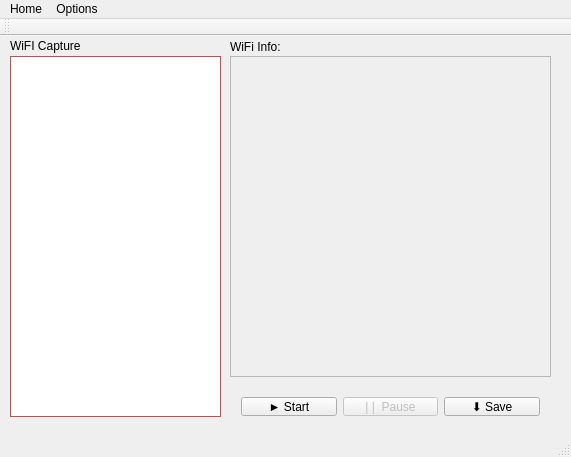
Karlos123/ITU, file wifidet/mainwindow.ui: the form before one commit.
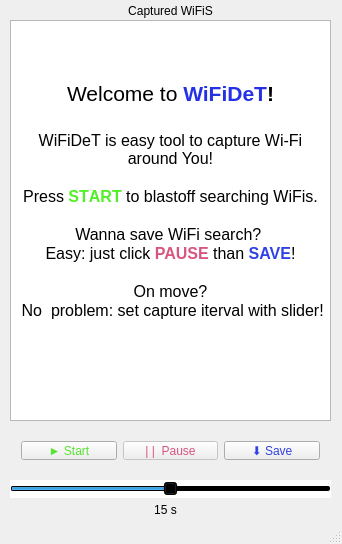
The form after the commit.

Commit message: Přepracované gui, zakomponována funkcionalita. TODO: save inforamci

Diff of the .ui file:
```diff
--- a/wifidet/mainwindow.ui
+++ b/wifidet/mainwindow.ui
@@ -9,10 +9,16 @@
    <rect>
     <x>0</x>
     <y>0</y>
-    <width>571</width>
-    <height>457</height>
+    <width>342</width>
+    <height>544</height>
    </rect>
   </property>
+  <property name="sizePolicy">
+   <sizepolicy hsizetype="Fixed" vsizetype="Fixed">
+    <horstretch>0</horstretch>
+    <verstretch>0</verstretch>
+   </sizepolicy>
+  </property>
   <property name="windowTitle">
    <string>WiFiDeT</string>
   </property>
@@ -20,8 +26,8 @@
    <widget class="QWidget" name="horizontalLayoutWidget">
     <property name="geometry">
      <rect>
-      <x>230</x>
-      <y>350</y>
+      <x>10</x>
+      <y>430</y>
       <width>321</width>
       <height>41</height>
      </rect>
@@ -29,6 +35,11 @@
     <layout class="QHBoxLayout" name="horizontalLayout">
      <item>
       <widget class="QPushButton" name="btnStart">
+       <property name="styleSheet">
+        <string notr="true">#btnStart {
+    color: #57E430;
+}</string>
+       </property>
        <property name="text">
         <string>► Start</string>
        </property>
@@ -39,6 +50,11 @@
        <property name="enabled">
         <bool>false</bool>
        </property>
+       <property name="styleSheet">
+        <string notr="true">#btnPause{
+    color: #D75680;
+}</string>
+       </property>
        <property name="text">
         <string>| |  Pause</string>
        </property>
@@ -46,6 +62,11 @@
      </item>
      <item>
       <widget class="QPushButton" name="btnSave">
+       <property name="styleSheet">
+        <string notr="true">#btnSave{
+    color: #3142E5;
+}</string>
+       </property>
        <property name="text">
         <string>⬇ Save</string>
        </property>
@@ -55,508 +76,136 @@
    </widget>
    <widget class="QTextBrowser" name="textBrowser">
     <property name="enabled">
-     <bool>false</bool>
+     <bool>true</bool>
     </property>
     <property name="geometry">
      <rect>
-      <x>230</x>
+      <x>10</x>
       <y>20</y>
       <width>321</width>
-      <height>321</height>
+      <height>401</height>
      </rect>
     </property>
     <property name="toolTipDuration">
      <number>-1</number>
     </property>
+    <property name="frameShadow">
+     <enum>QFrame::Plain</enum>
+    </property>
     <property name="lineWidth">
      <number>1</number>
     </property>
+    <property name="readOnly">
+     <bool>true</bool>
+    </property>
+    <property name="html">
+     <string>&lt;!DOCTYPE HTML PUBLIC &quot;-//W3C//DTD HTML 4.0//EN&quot; &quot;http://www.w3.org/TR/REC-html40/strict.dtd&quot;&gt;
+&lt;html&gt;&lt;head&gt;&lt;meta name=&quot;qrichtext&quot; content=&quot;1&quot; /&gt;&lt;style type=&quot;text/css&quot;&gt;
+p, li { white-space: pre-wrap; }
+&lt;/style&gt;&lt;/head&gt;&lt;body style=&quot; font-family:'Cantarell'; font-size:11pt; font-weight:400; font-style:normal;&quot;&gt;
+&lt;p align=&quot;center&quot; style=&quot;-qt-paragraph-type:empty; margin-top:0px; margin-bottom:0px; margin-left:0px; margin-right:0px; -qt-block-indent:0; text-indent:0px;&quot;&gt;&lt;br /&gt;&lt;/p&gt;
+&lt;p align=&quot;center&quot; style=&quot;-qt-paragraph-type:empty; margin-top:0px; margin-bottom:0px; margin-left:0px; margin-right:0px; -qt-block-indent:0; text-indent:0px; font-size:12pt;&quot;&gt;&lt;br /&gt;&lt;/p&gt;
+&lt;p align=&quot;center&quot; style=&quot;-qt-paragraph-type:empty; margin-top:0px; margin-bottom:0px; margin-left:0px; margin-right:0px; -qt-block-indent:0; text-indent:0px; font-size:12pt;&quot;&gt;&lt;br /&gt;&lt;/p&gt;
+&lt;p align=&quot;center&quot; style=&quot; margin-top:0px; margin-bottom:0px; margin-left:0px; margin-right:0px; -qt-block-indent:0; text-indent:0px;&quot;&gt;&lt;span style=&quot; font-size:16pt;&quot;&gt;Welcome to &lt;/span&gt;&lt;span style=&quot; font-size:16pt; font-weight:600; color:#2531e4;&quot;&gt;WiFiDeT&lt;/span&gt;&lt;span style=&quot; font-size:16pt; font-weight:600;&quot;&gt;!&lt;/span&gt;&lt;/p&gt;
+&lt;p align=&quot;center&quot; style=&quot;-qt-paragraph-type:empty; margin-top:0px; margin-bottom:0px; margin-left:0px; margin-right:0px; -qt-block-indent:0; text-indent:0px; font-size:16pt; font-weight:600;&quot;&gt;&lt;br /&gt;&lt;/p&gt;
+&lt;p align=&quot;center&quot; style=&quot; margin-top:0px; margin-bottom:0px; margin-left:0px; margin-right:0px; -qt-block-indent:0; text-indent:0px;&quot;&gt;&lt;span style=&quot; font-size:12pt;&quot;&gt;WiFiDeT is easy tool to capture Wi-Fi around You!&lt;/span&gt;&lt;/p&gt;
+&lt;p align=&quot;center&quot; style=&quot;-qt-paragraph-type:empty; margin-top:0px; margin-bottom:0px; margin-left:0px; margin-right:0px; -qt-block-indent:0; text-indent:0px; font-size:12pt;&quot;&gt;&lt;br /&gt;&lt;/p&gt;
+&lt;p align=&quot;center&quot; style=&quot; margin-top:0px; margin-bottom:0px; margin-left:0px; margin-right:0px; -qt-block-indent:0; text-indent:0px;&quot;&gt;&lt;span style=&quot; font-size:12pt;&quot;&gt;Press &lt;/span&gt;&lt;span style=&quot; font-size:12pt; font-weight:600; color:#52f026;&quot;&gt;ST&lt;/span&gt;&lt;span style=&quot; font-size:12pt; font-weight:600; color:#52ef26;&quot;&gt;ART&lt;/span&gt;&lt;span style=&quot; font-size:12pt;&quot;&gt; to blastoff searching WiFis.&lt;/span&gt;&lt;/p&gt;
+&lt;p align=&quot;center&quot; style=&quot;-qt-paragraph-type:empty; margin-top:0px; margin-bottom:0px; margin-left:0px; margin-right:0px; -qt-block-indent:0; text-indent:0px; font-size:12pt;&quot;&gt;&lt;br /&gt;&lt;/p&gt;
+&lt;p align=&quot;center&quot; style=&quot; margin-top:0px; margin-bottom:0px; margin-left:0px; margin-right:0px; -qt-block-indent:0; text-indent:0px;&quot;&gt;&lt;span style=&quot; font-size:12pt;&quot;&gt;Wanna save WiFi search? &lt;/span&gt;&lt;/p&gt;
+&lt;p align=&quot;center&quot; style=&quot; margin-top:0px; margin-bottom:0px; margin-left:0px; margin-right:0px; -qt-block-indent:0; text-indent:0px;&quot;&gt;&lt;span style=&quot; font-size:12pt;&quot;&gt;Easy: just click &lt;/span&gt;&lt;span style=&quot; font-size:12pt; font-weight:600; color:#d75680;&quot;&gt;PAUSE&lt;/span&gt;&lt;span style=&quot; font-size:12pt;&quot;&gt; than &lt;/span&gt;&lt;span style=&quot; font-size:12pt; font-weight:600; color:#3142e5;&quot;&gt;SAVE&lt;/span&gt;&lt;span style=&quot; font-size:12pt;&quot;&gt;!&lt;/span&gt;&lt;/p&gt;
+&lt;p align=&quot;center&quot; style=&quot;-qt-paragraph-type:empty; margin-top:0px; margin-bottom:0px; margin-left:0px; margin-right:0px; -qt-block-indent:0; text-indent:0px; font-size:12pt;&quot;&gt;&lt;br /&gt;&lt;/p&gt;
+&lt;p align=&quot;center&quot; style=&quot; margin-top:0px; margin-bottom:0px; margin-left:0px; margin-right:0px; -qt-block-indent:0; text-indent:0px;&quot;&gt;&lt;span style=&quot; font-size:12pt;&quot;&gt;On move?&lt;/span&gt;&lt;/p&gt;
+&lt;p align=&quot;center&quot; style=&quot; margin-top:0px; margin-bottom:0px; margin-left:0px; margin-right:0px; -qt-block-indent:0; text-indent:0px;&quot;&gt;&lt;span style=&quot; font-size:12pt;&quot;&gt; No  problem: set capture iterval with slider!&lt;/span&gt;&lt;/p&gt;
+&lt;p align=&quot;center&quot; style=&quot;-qt-paragraph-type:empty; margin-top:0px; margin-bottom:0px; margin-left:0px; margin-right:0px; -qt-block-indent:0; text-indent:0px; font-size:12pt;&quot;&gt;&lt;br /&gt;&lt;/p&gt;&lt;/body&gt;&lt;/html&gt;</string>
+    </property>
    </widget>
    <widget class="QLabel" name="label">
     <property name="geometry">
      <rect>
-      <x>230</x>
+      <x>10</x>
       <y>0</y>
-      <width>101</width>
+      <width>321</width>
       <height>21</height>
      </rect>
     </property>
+    <property name="styleSheet">
+     <string notr="true"/>
+    </property>
     <property name="text">
-     <string>WiFi Info:</string>
+     <string>Captured WiFiS</string>
     </property>
+    <property name="textFormat">
+     <enum>Qt::PlainText</enum>
+    </property>
+    <property name="alignment">
+     <set>Qt::AlignCenter</set>
+    </property>
    </widget>
-   <widget class="QListView" name="listView">
+   <widget class="QSlider" name="speedSlider">
     <property name="geometry">
      <rect>
       <x>10</x>
-      <y>20</y>
-      <width>211</width>
-      <height>361</height>
+      <y>480</y>
+      <width>321</width>
+      <height>18</height>
      </rect>
     </property>
-    <property name="palette">
-     <palette>
-      <active>
-       <colorrole role="WindowText">
-        <brush brushstyle="SolidPattern">
-         <color alpha="255">
-          <red>0</red>
-          <green>0</green>
-          <blue>0</blue>
-         </color>
-        </brush>
-       </colorrole>
-       <colorrole role="Button">
-        <brush brushstyle="SolidPattern">
-         <color alpha="255">
-          <red>210</red>
-          <green>120</green>
-          <blue>120</blue>
-         </color>
-        </brush>
-       </colorrole>
-       <colorrole role="Light">
-        <brush brushstyle="SolidPattern">
-         <color alpha="255">
-          <red>255</red>
-          <green>206</green>
-          <blue>206</blue>
-         </color>
-        </brush>
-       </colorrole>
-       <colorrole role="Midlight">
-        <brush brushstyle="SolidPattern">
-         <color alpha="255">
-          <red>232</red>
-          <green>163</green>
-          <blue>163</blue>
-         </color>
-        </brush>
-       </colorrole>
-       <colorrole role="Dark">
-        <brush brushstyle="SolidPattern">
-         <color alpha="255">
-          <red>105</red>
-          <green>60</green>
-          <blue>60</blue>
-         </color>
-        </brush>
-       </colorrole>
-       <colorrole role="Mid">
-        <brush brushstyle="SolidPattern">
-         <color alpha="255">
-          <red>140</red>
-          <green>80</green>
-          <blue>80</blue>
-         </color>
-        </brush>
-       </colorrole>
-       <colorrole role="Text">
-        <brush brushstyle="SolidPattern">
-         <color alpha="255">
-          <red>0</red>
-          <green>0</green>
-          <blue>0</blue>
-         </color>
-        </brush>
-       </colorrole>
-       <colorrole role="BrightText">
-        <brush brushstyle="SolidPattern">
-         <color alpha="255">
-          <red>255</red>
-          <green>255</green>
-          <blue>255</blue>
-         </color>
-        </brush>
-       </colorrole>
-       <colorrole role="ButtonText">
-        <brush brushstyle="SolidPattern">
-         <color alpha="255">
-          <red>0</red>
-          <green>0</green>
-          <blue>0</blue>
-         </color>
-        </brush>
-       </colorrole>
-       <colorrole role="Base">
-        <brush brushstyle="SolidPattern">
-         <color alpha="255">
-          <red>255</red>
-          <green>255</green>
-          <blue>255</blue>
-         </color>
-        </brush>
-       </colorrole>
-       <colorrole role="Window">
-        <brush brushstyle="SolidPattern">
-         <color alpha="255">
-          <red>210</red>
-          <green>120</green>
-          <blue>120</blue>
-         </color>
-        </brush>
-       </colorrole>
-       <colorrole role="Shadow">
-        <brush brushstyle="SolidPattern">
-         <color alpha="255">
-          <red>0</red>
-          <green>0</green>
-          <blue>0</blue>
-         </color>
-        </brush>
-       </colorrole>
-       <colorrole role="AlternateBase">
-        <brush brushstyle="SolidPattern">
-         <color alpha="255">
-          <red>232</red>
-          <green>187</green>
-          <blue>187</blue>
-         </color>
-        </brush>
-       </colorrole>
-       <colorrole role="ToolTipBase">
-        <brush brushstyle="SolidPattern">
-         <color alpha="255">
-          <red>255</red>
-          <green>255</green>
-          <blue>220</blue>
-         </color>
-        </brush>
-       </colorrole>
-       <colorrole role="ToolTipText">
-        <brush brushstyle="SolidPattern">
-         <color alpha="255">
-          <red>0</red>
-          <green>0</green>
-          <blue>0</blue>
-         </color>
-        </brush>
-       </colorrole>
-      </active>
-      <inactive>
-       <colorrole role="WindowText">
-        <brush brushstyle="SolidPattern">
-         <color alpha="255">
-          <red>0</red>
-          <green>0</green>
-          <blue>0</blue>
-         </color>
-        </brush>
-       </colorrole>
-       <colorrole role="Button">
-        <brush brushstyle="SolidPattern">
-         <color alpha="255">
-          <red>210</red>
-          <green>120</green>
-          <blue>120</blue>
-         </color>
-        </brush>
-       </colorrole>
-       <colorrole role="Light">
-        <brush brushstyle="SolidPattern">
-         <color alpha="255">
-          <red>255</red>
-          <green>206</green>
-          <blue>206</blue>
-         </color>
-        </brush>
-       </colorrole>
-       <colorrole role="Midlight">
-        <brush brushstyle="SolidPattern">
-         <color alpha="255">
-          <red>232</red>
-          <green>163</green>
-          <blue>163</blue>
-         </color>
-        </brush>
-       </colorrole>
-       <colorrole role="Dark">
-        <brush brushstyle="SolidPattern">
-         <color alpha="255">
-          <red>105</red>
-          <green>60</green>
-          <blue>60</blue>
-         </color>
-        </brush>
-       </colorrole>
-       <colorrole role="Mid">
-        <brush brushstyle="SolidPattern">
-         <color alpha="255">
-          <red>140</red>
-          <green>80</green>
-          <blue>80</blue>
-         </color>
-        </brush>
-       </colorrole>
-       <colorrole role="Text">
-        <brush brushstyle="SolidPattern">
-         <color alpha="255">
-          <red>0</red>
-          <green>0</green>
-          <blue>0</blue>
-         </color>
-        </brush>
-       </colorrole>
-       <colorrole role="BrightText">
-        <brush brushstyle="SolidPattern">
-         <color alpha="255">
-          <red>255</red>
-          <green>255</green>
-          <blue>255</blue>
-         </color>
-        </brush>
-       </colorrole>
-       <colorrole role="ButtonText">
-        <brush brushstyle="SolidPattern">
-         <color alpha="255">
-          <red>0</red>
-          <green>0</green>
-          <blue>0</blue>
-         </color>
-        </brush>
-       </colorrole>
-       <colorrole role="Base">
-        <brush brushstyle="SolidPattern">
-         <color alpha="255">
-          <red>255</red>
-          <green>255</green>
-          <blue>255</blue>
-         </color>
-        </brush>
-       </colorrole>
-       <colorrole role="Window">
-        <brush brushstyle="SolidPattern">
-         <color alpha="255">
-          <red>210</red>
-          <green>120</green>
-          <blue>120</blue>
-         </color>
-        </brush>
-       </colorrole>
-       <colorrole role="Shadow">
-        <brush brushstyle="SolidPattern">
-         <color alpha="255">
-          <red>0</red>
-          <green>0</green>
-          <blue>0</blue>
-         </color>
-        </brush>
-       </colorrole>
-       <colorrole role="AlternateBase">
-        <brush brushstyle="SolidPattern">
-         <color alpha="255">
-          <red>232</red>
-          <green>187</green>
-          <blue>187</blue>
-         </color>
-        </brush>
-       </colorrole>
-       <colorrole role="ToolTipBase">
-        <brush brushstyle="SolidPattern">
-         <color alpha="255">
-          <red>255</red>
-          <green>255</green>
-          <blue>220</blue>
-         </color>
-        </brush>
-       </colorrole>
-       <colorrole role="ToolTipText">
-        <brush brushstyle="SolidPattern">
-         <color alpha="255">
-          <red>0</red>
-          <green>0</green>
-          <blue>0</blue>
-         </color>
-        </brush>
-       </colorrole>
-      </inactive>
-      <disabled>
-       <colorrole role="WindowText">
-        <brush brushstyle="SolidPattern">
-         <color alpha="255">
-          <red>105</red>
-          <green>60</green>
-          <blue>60</blue>
-         </color>
-        </brush>
-       </colorrole>
-       <colorrole role="Button">
-        <brush brushstyle="SolidPattern">
-         <color alpha="255">
-          <red>210</red>
-          <green>120</green>
-          <blue>120</blue>
-         </color>
-        </brush>
-       </colorrole>
-       <colorrole role="Light">
-        <brush brushstyle="SolidPattern">
-         <color alpha="255">
-          <red>255</red>
-          <green>206</green>
-          <blue>206</blue>
-         </color>
-        </brush>
-       </colorrole>
-       <colorrole role="Midlight">
-        <brush brushstyle="SolidPattern">
-         <color alpha="255">
-          <red>232</red>
-          <green>163</green>
-          <blue>163</blue>
-         </color>
-        </brush>
-       </colorrole>
-       <colorrole role="Dark">
-        <brush brushstyle="SolidPattern">
-         <color alpha="255">
-          <red>105</red>
-          <green>60</green>
-          <blue>60</blue>
-         </color>
-        </brush>
-       </colorrole>
-       <colorrole role="Mid">
-        <brush brushstyle="SolidPattern">
-         <color alpha="255">
-          <red>140</red>
-          <green>80</green>
-          <blue>80</blue>
-         </color>
-        </brush>
-       </colorrole>
-       <colorrole role="Text">
-        <brush brushstyle="SolidPattern">
-         <color alpha="255">
-          <red>105</red>
-          <green>60</green>
-          <blue>60</blue>
-         </color>
-        </brush>
-       </colorrole>
-       <colorrole role="BrightText">
-        <brush brushstyle="SolidPattern">
-         <color alpha="255">
-          <red>255</red>
-          <green>255</green>
-          <blue>255</blue>
-         </color>
-        </brush>
-       </colorrole>
-       <colorrole role="ButtonText">
-        <brush brushstyle="SolidPattern">
-         <color alpha="255">
-          <red>105</red>
-          <green>60</green>
-          <blue>60</blue>
-         </color>
-        </brush>
-       </colorrole>
-       <colorrole role="Base">
-        <brush brushstyle="SolidPattern">
-         <color alpha="255">
-          <red>210</red>
-          <green>120</green>
-          <blue>120</blue>
-         </color>
-        </brush>
-       </colorrole>
-       <colorrole role="Window">
-        <brush brushstyle="SolidPattern">
-         <color alpha="255">
-          <red>210</red>
-          <green>120</green>
-          <blue>120</blue>
-         </color>
-        </brush>
-       </colorrole>
-       <colorrole role="Shadow">
-        <brush brushstyle="SolidPattern">
-         <color alpha="255">
-          <red>0</red>
-          <green>0</green>
-          <blue>0</blue>
-         </color>
-        </brush>
-       </colorrole>
-       <colorrole role="AlternateBase">
-        <brush brushstyle="SolidPattern">
-         <color alpha="255">
-          <red>210</red>
-          <green>120</green>
-          <blue>120</blue>
-         </color>
-        </brush>
-       </colorrole>
-       <colorrole role="ToolTipBase">
-        <brush brushstyle="SolidPattern">
-         <color alpha="255">
-          <red>255</red>
-          <green>255</green>
-          <blue>220</blue>
-         </color>
-        </brush>
-       </colorrole>
-       <colorrole role="ToolTipText">
-        <brush brushstyle="SolidPattern">
-         <color alpha="255">
-          <red>0</red>
-          <green>0</green>
-          <blue>0</blue>
-         </color>
-        </brush>
-       </colorrole>
-      </disabled>
-     </palette>
+    <property name="styleSheet">
+     <string notr="true">background: qlineargradient(x1:0, y1:0, x2:1, y2:1, stop:0 white, stop:1 white);
+    width: 18px;
+    margin: -2px 0; /* handle is placed by default on the contents rect of the groove. Expand outside the groove */
+    border-radius: 3px;</string>
     </property>
+    <property name="minimum">
+     <number>5</number>
+    </property>
+    <property name="maximum">
+     <number>25</number>
+    </property>
+    <property name="singleStep">
+     <number>1</number>
+    </property>
+    <property name="pageStep">
+     <number>1</number>
+    </property>
+    <property name="value">
+     <number>15</number>
+    </property>
+    <property name="orientation">
+     <enum>Qt::Horizontal</enum>
+    </property>
    </widget>
    <widget class="QLabel" name="label_2">
     <property name="geometry">
      <rect>
       <x>10</x>
-      <y>0</y>
-      <width>121</width>
+      <y>500</y>
+      <width>311</width>
       <height>20</height>
      </rect>
     </property>
     <property name="text">
-     <string>WiFI Capture</string>
+     <string>15 s</string>
     </property>
-   </widget>
-  </widget>
-  <widget class="QMenuBar" name="menuBar">
-   <property name="geometry">
-    <rect>
-     <x>0</x>
-     <y>0</y>
-     <width>571</width>
-     <height>26</height>
-    </rect>
-   </property>
-   <property name="defaultUp">
-    <bool>false</bool>
-   </property>
-   <widget class="QMenu" name="menuDom">
-    <property name="title">
-     <string>Home</string>
+    <property name="alignment">
+     <set>Qt::AlignCenter</set>
     </property>
     <addaction name="actionNa_st_z_historie"/>
    </widget>
-   <widget class="QMenu" name="menuNastaven">
-    <property name="title">
-     <string>Options</string>
+   <widget class="QLabel" name="label_3">
+    <property name="geometry">
+     <rect>
+      <x>260</x>
+      <y>410</y>
+      <width>67</width>
+      <height>20</height>
+     </rect>
     </property>
+    <property name="text">
+     <string/>
+    </property>
    </widget>
-   <addaction name="menuDom"/>
-   <addaction name="menuNastaven"/>
-  </widget>
-  <widget class="QToolBar" name="mainToolBar">
-   <attribute name="toolBarArea">
-    <enum>TopToolBarArea</enum>
-   </attribute>
-   <attribute name="toolBarBreak">
-    <bool>false</bool>
-   </attribute>
   </widget>
   <widget class="QStatusBar" name="statusBar"/>
   <action name="actionNa_st_z_historie">
```
Left out of the diff: 12 changed lines with no effect on the pictures.
